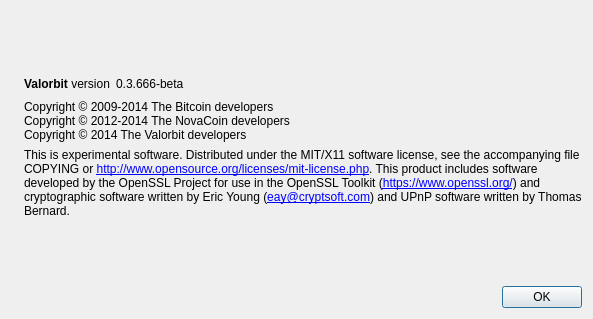
The window that src/qt/forms/aboutdialog.ui (bogatyrov/valorbit) describes before a commit, drawn with Qt 5.
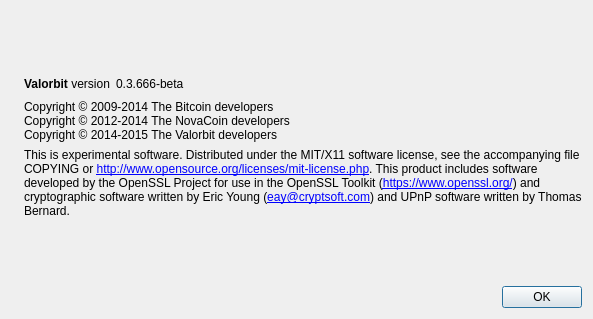
The same window after the commit. Icons and pictures are not drawn.

```diff
--- a/src/qt/forms/aboutdialog.ui
+++ b/src/qt/forms/aboutdialog.ui
@@ -93,7 +93,7 @@
        <property name="text">
         <string>Copyright © 2009-2014 The Bitcoin developers
 Copyright © 2012-2014 The NovaCoin developers
-Copyright © 2014 The Valorbit developers</string>
+Copyright © 2014-2015 The Valorbit developers</string>
        </property>
        <property name="textInteractionFlags">
         <set>Qt::LinksAccessibleByMouse|Qt::TextSelectableByKeyboard|Qt::TextSelectableByMouse</set>
```
